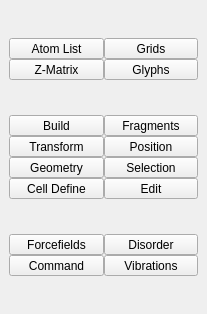
Qt form branches/nugui/src/gui/toolbox.ui (trisyoungs/aten) before a commit.
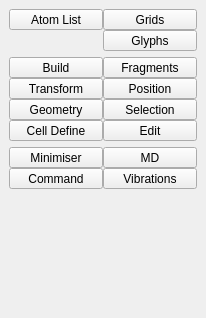
The same form after that commit. Icons and pictures are not drawn.

Commit message: All dock widgets completely updated and set to minimum size (270 px) except GlyphsWidget. Tweaked variety of icons to fill whole icon canvas.

The edit to the form file:
```diff
--- a/branches/nugui/src/gui/toolbox.ui
+++ b/branches/nugui/src/gui/toolbox.ui
@@ -6,10 +6,22 @@
    <rect>
     <x>0</x>
     <y>0</y>
-    <width>207</width>
-    <height>314</height>
+    <width>206</width>
+    <height>318</height>
    </rect>
   </property>
+  <property name="sizePolicy">
+   <sizepolicy hsizetype="Minimum" vsizetype="Minimum">
+    <horstretch>0</horstretch>
+    <verstretch>0</verstretch>
+   </sizepolicy>
+  </property>
+  <property name="floating">
+   <bool>true</bool>
+  </property>
+  <property name="features">
+   <set>QDockWidget::AllDockWidgetFeatures</set>
+  </property>
   <property name="allowedAreas">
    <set>Qt::LeftDockWidgetArea|Qt::RightDockWidgetArea</set>
   </property>
@@ -81,35 +93,6 @@
         </property>
        </widget>
       </item>
-      <item row="1" column="0">
-       <widget class="QToolButton" name="ZMatrixButton">
-        <property name="sizePolicy">
-         <sizepolicy hsizetype="Minimum" vsizetype="Fixed">
-          <horstretch>0</horstretch>
-          <verstretch>0</verstretch>
-         </sizepolicy>
-        </property>
-        <property name="text">
-         <string>Z-Matrix</string>
-        </property>
-        <property name="icon">
-         <iconset resource="icons.qrc">
-          <normaloff>:/stackicons/icons/stack_zmatrix.svg</normaloff>:/stackicons/icons/stack_zmatrix.svg</iconset>
-        </property>
-        <property name="iconSize">
-         <size>
-          <width>24</width>
-          <height>24</height>
-         </size>
-        </property>
-        <property name="checkable">
-         <bool>true</bool>
-        </property>
-        <property name="toolButtonStyle">
-         <enum>Qt::ToolButtonTextBesideIcon</enum>
-        </property>
-       </widget>
-      </item>
       <item row="1" column="1">
        <widget class="QToolButton" name="GlyphsButton">
         <property name="sizePolicy">
@@ -394,7 +377,7 @@
          </sizepolicy>
         </property>
         <property name="text">
-         <string>Forcefields</string>
+         <string>Minimiser</string>
         </property>
         <property name="icon">
          <iconset resource="icons.qrc">
@@ -423,7 +406,7 @@
          </sizepolicy>
         </property>
         <property name="text">
-         <string>Disorder</string>
+         <string>MD</string>
         </property>
         <property name="icon">
          <iconset resource="icons.qrc">
@@ -503,6 +486,19 @@
       </item>
      </layout>
     </item>
+    <item>
+     <spacer name="verticalSpacer">
+      <property name="orientation">
+       <enum>Qt::Vertical</enum>
+      </property>
+      <property name="sizeHint" stdset="0">
+       <size>
+        <width>20</width>
+        <height>40</height>
+       </size>
+      </property>
+     </spacer>
+    </item>
    </layout>
   </widget>
  </widget>
```
Left out of the diff: 14 changed lines with no effect on the pictures. The commit also changes 124 other files.
